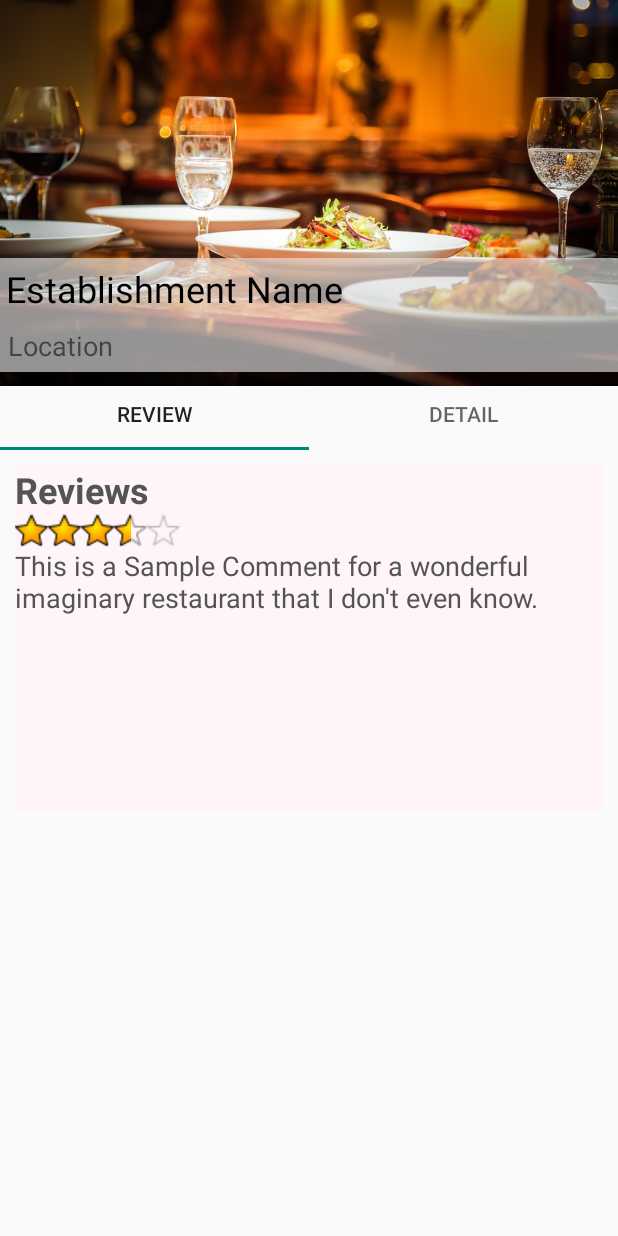
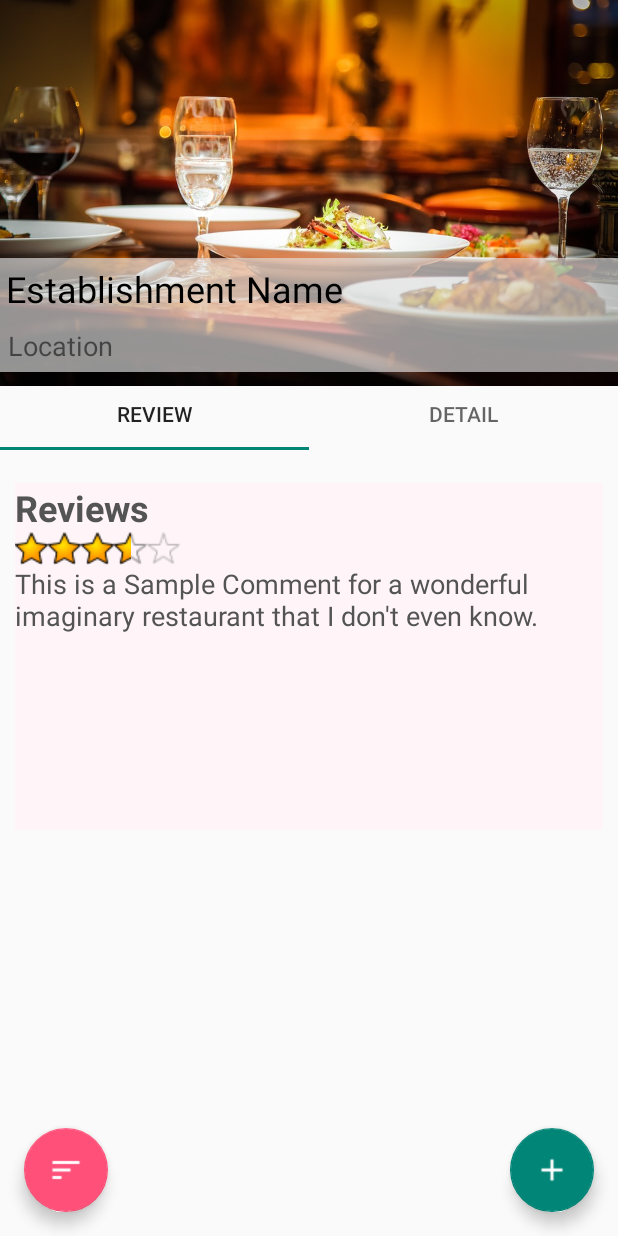
Before and after one commit to zovippro1996/mobileproject2018, an Android app: the screen it shows after launch (EstablishmentDetailActivity), on a phone screen of 412 x 824 dp. Run offline under Robolectric (Android 15) with nearby library versions, the phone set to English and light mode, and no system bars.

Commit message:
Trung update Establishment 20180505 0150

```diff
--- a/app/src/main/java/com/example/mobile/course/reviewmyplace/EstablishmentDetailActivity.java
+++ b/app/src/main/java/com/example/mobile/course/reviewmyplace/EstablishmentDetailActivity.java
@@ -7,6 +7,8 @@ import android.support.v4.app.FragmentPagerAdapter;
 import android.support.v4.view.ViewPager;
 import android.support.v7.app.AppCompatActivity;
 import android.os.Bundle;
+import android.view.View;
+import android.widget.TextView;
 
 import com.example.mobile.course.reviewmyplace.helper.FragmentDetail;
 import com.example.mobile.course.reviewmyplace.helper.FragmentReview;
@@ -15,6 +17,11 @@ import java.util.ArrayList;
 import java.util.List;
 
 public class EstablishmentDetailActivity extends AppCompatActivity {
+
+    //Initialize component use in layout
+    TextView textview_EstablishmentName = null;
+    TextView textView_Location = null;
+
 
     @Override
     protected void onCreate(Bundle savedInstanceState) {
@@ -25,14 +32,16 @@ public class EstablishmentDetailActivity extends AppCompatActivity {
         ViewPagerAdapter adapter = new ViewPagerAdapter(getSupportFragmentManager());
 
         // Add Fragments to adapter one by one
-        adapter.addFragment(new FragmentReview(), "REVIEW");
-        adapter.addFragment(new FragmentDetail(), "DETAIL");
+        adapter.addFragment(new FragmentReview(), "REVIEW", 1);
+        adapter.addFragment(new FragmentDetail(), "DETAIL", 1);
         viewPager.setAdapter(adapter);
 
         TabLayout tabLayout = (TabLayout) findViewById(R.id.tabLayout_main);
         tabLayout.setupWithViewPager(viewPager);
     }
 
+
+    //Change Between Tabs
     class ViewPagerAdapter extends FragmentPagerAdapter {
 
         private final List<Fragment> mFragmentList = new ArrayList<>();
@@ -52,7 +61,7 @@ public class EstablishmentDetailActivity extends AppCompatActivity {
             return mFragmentList.size();
         }
 
-        public void addFragment(Fragment fragment, String title) {
+        public void addFragment(Fragment fragment, String title, int EstablishmentID) {
             mFragmentList.add(fragment);
             mFragmentTitleList.add(title);
         }
@@ -62,4 +71,13 @@ public class EstablishmentDetailActivity extends AppCompatActivity {
             return mFragmentTitleList.get(position);
         }
     }
+
+    //OnClick Method for Show All Reviews
+    public void showAllReview(View view) {
+    }
+
+    //OnClick Method for Create New Establishment
+    public void createReview(View view) {
+
+    }
 }
--- a/app/src/main/java/com/example/mobile/course/reviewmyplace/helper/FragmentDetail.java
+++ b/app/src/main/java/com/example/mobile/course/reviewmyplace/helper/FragmentDetail.java
@@ -9,6 +9,8 @@ import com.example.mobile.course.reviewmyplace.R;
 
 
 public class FragmentDetail extends Fragment {
+
+    //Initialize Component in Fragment Detail
 
     public FragmentDetail(){}
 
--- a/app/src/main/java/com/example/mobile/course/reviewmyplace/helper/FragmentReview.java
+++ b/app/src/main/java/com/example/mobile/course/reviewmyplace/helper/FragmentReview.java
@@ -11,6 +11,8 @@ import android.view.ViewGroup;
 import com.example.mobile.course.reviewmyplace.R;
 
 public class FragmentReview extends Fragment {
+
+    //Initialize Component in Fragment Review
 
     public FragmentReview(){}
 
--- a/app/src/main/res/layout/activity_establishment_detail.xml
+++ b/app/src/main/res/layout/activity_establishment_detail.xml
@@ -5,6 +5,30 @@
     android:layout_width="match_parent"
     android:layout_height="match_parent"
     tools:context=".EstablishmentDetailActivity">
+
+    <android.support.design.widget.FloatingActionButton
+        android:id="@+id/fab_showAllReview"
+        android:layout_width="wrap_content"
+        android:layout_height="wrap_content"
+        android:layout_gravity="bottom|end"
+        android:layout_margin="16dp"
+        android:onClick="showAllReview"
+        android:src="@drawable/ic_sort_white_24dp"
+        app:backgroundTint="@color/colorPinkButton"
+        app:layout_constraintBottom_toBottomOf="parent"
+        app:layout_constraintLeft_toLeftOf="parent" />
+
+    <android.support.design.widget.FloatingActionButton
+        android:id="@+id/fab_createReview"
+        android:layout_width="wrap_content"
+        android:layout_height="wrap_content"
+        android:layout_gravity="end|bottom"
+        android:layout_margin="16dp"
+        android:foregroundGravity="bottom|right"
+        android:onClick="createReview"
+        android:src="@drawable/ic_add_white_24dp"
+        app:layout_constraintBottom_toBottomOf="parent"
+        app:layout_constraintRight_toRightOf="parent" />
 
     <ImageView
         android:id="@+id/imageView"
@@ -50,14 +74,15 @@
         app:layout_constraintStart_toEndOf="@+id/viewPager_1"
         app:layout_constraintStart_toStartOf="parent"
         app:layout_constraintTop_toBottomOf="@+id/textView_Location"
+        app:tabGravity="fill"
         app:tabMaxWidth="0dp"
-        app:tabGravity="fill"
-        app:tabMode="fixed"/>
+        app:tabMode="fixed" />
 
     <android.support.v4.view.ViewPager
         android:id="@+id/viewPager_1"
         android:layout_width="match_parent"
         android:layout_height="251dp"
+        android:layout_marginTop="12dp"
         android:padding="10dp"
         app:layout_constraintEnd_toStartOf="@+id/tabLayout_main"
         app:layout_constraintHorizontal_bias="0.0"
--- a/app/src/main/res/values/strings.xml
+++ b/app/src/main/res/values/strings.xml
@@ -25,7 +25,7 @@
     </string-array>
 
     <string-array name="establishment_value">
-        <item>0</item>
+        <item>-1</item>
         <item>1</item>
         <item>2</item>
         <item>3</item>
```
Also changed, not shown: app/src/main/AndroidManifest.xml (+16 -6 lines), app/src/main/java/com/example/mobile/course/reviewmyplace/EstablishmentConfirmationActivity.java (+21 -9 lines), app/src/main/java/com/example/mobile/course/reviewmyplace/EstablishmentFormActivity.java (+24 -11 lines), app/src/main/res/drawable/spinner_background.xml (added, +19 -0 lines), app/src/main/res/layout/activity_establishment_form.xml (+6 -1 lines), app/src/main/res/drawable/ic_add_white_24dp.png (added), app/src/main/res/drawable/ic_sort_white_24dp.png (added).
